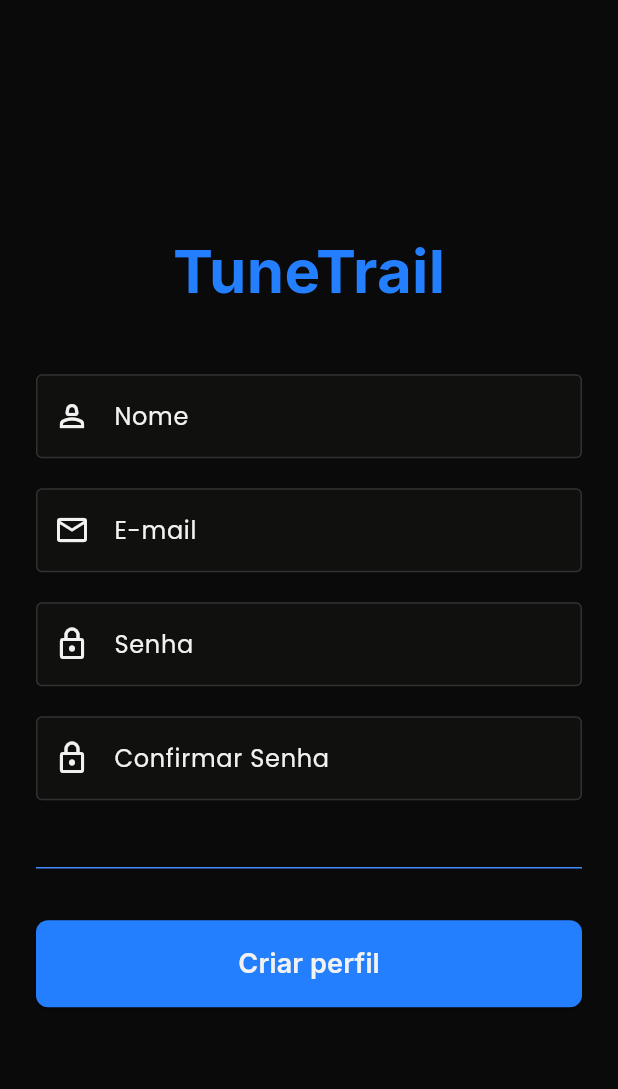
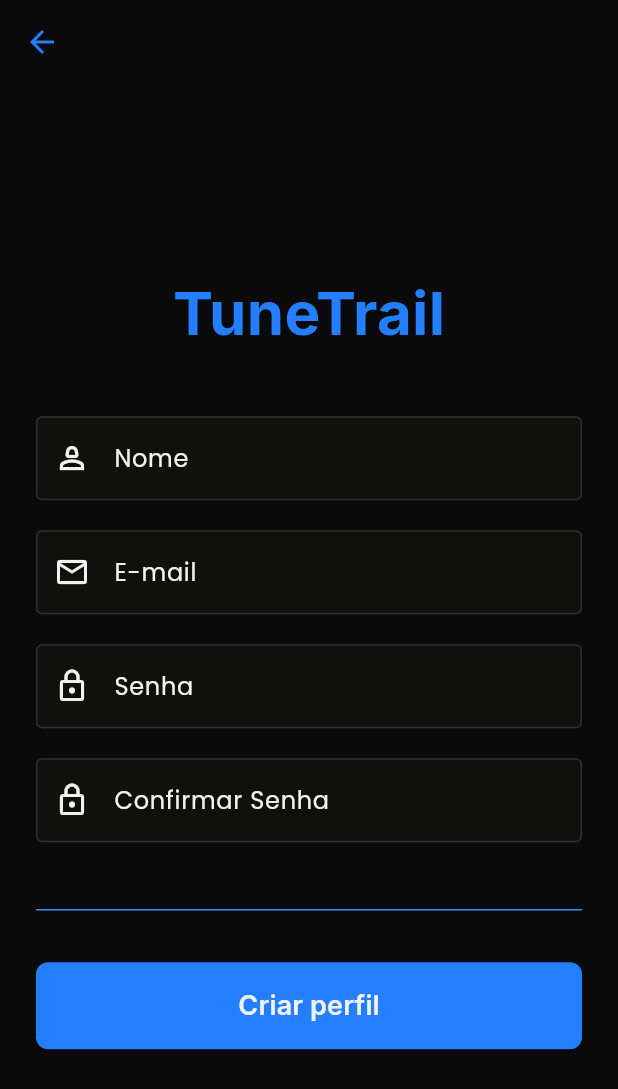
Before and after one commit to allanjfarias/dsi_tunetrail, a Flutter app: the CadastroScreen screen opened directly, on a phone screen of 412 x 824 dp. Shown: the top 1089 px of the screen. Run offline on Flutter 3.47's test engine with Material 3 defaults, Android fonts, the phone set to English and light mode, and no system bars; our stand-ins replace google_fonts; accounts and stored records are empty.

Commit message:
feature/login-to-cadastro-flow

```diff
--- a/lib/main.dart
+++ b/lib/main.dart
@@ -1,7 +1,7 @@
 import 'package:flutter/material.dart';
 import 'package:google_fonts/google_fonts.dart';
 import 'view/login.dart';
-import 'view/cadastro.dart';
+//import 'view/cadastro.dart';
 
 void main() {
   runApp(const MyApp());
@@ -17,7 +17,7 @@ class MyApp extends StatelessWidget {
         primarySwatch: Colors.blue,
         textTheme: GoogleFonts.poppinsTextTheme(),
       ),
-      home: const CadastroScreen(),
+      home: const LoginScreen(),
     );
   }
 }
--- a/lib/view/cadastro.dart
+++ b/lib/view/cadastro.dart
@@ -7,6 +7,14 @@ class CadastroScreen extends StatelessWidget {
   @override
   Widget build(BuildContext context) {
     return Scaffold(
+      appBar: AppBar(
+        backgroundColor: Color(0xff0A0A0A),
+        elevation: 0,
+        leading: IconButton(
+          icon: const Icon(Icons.arrow_back, color: Color(0xff247FFF)),
+          onPressed: () => Navigator.pop(context),
+        ),
+      ),
       body: Container(
         color: const Color(0xff0A0A0A),
         child: Center(
```
Also changed, not shown: lib/view/login.dart (+25 -2 lines).
